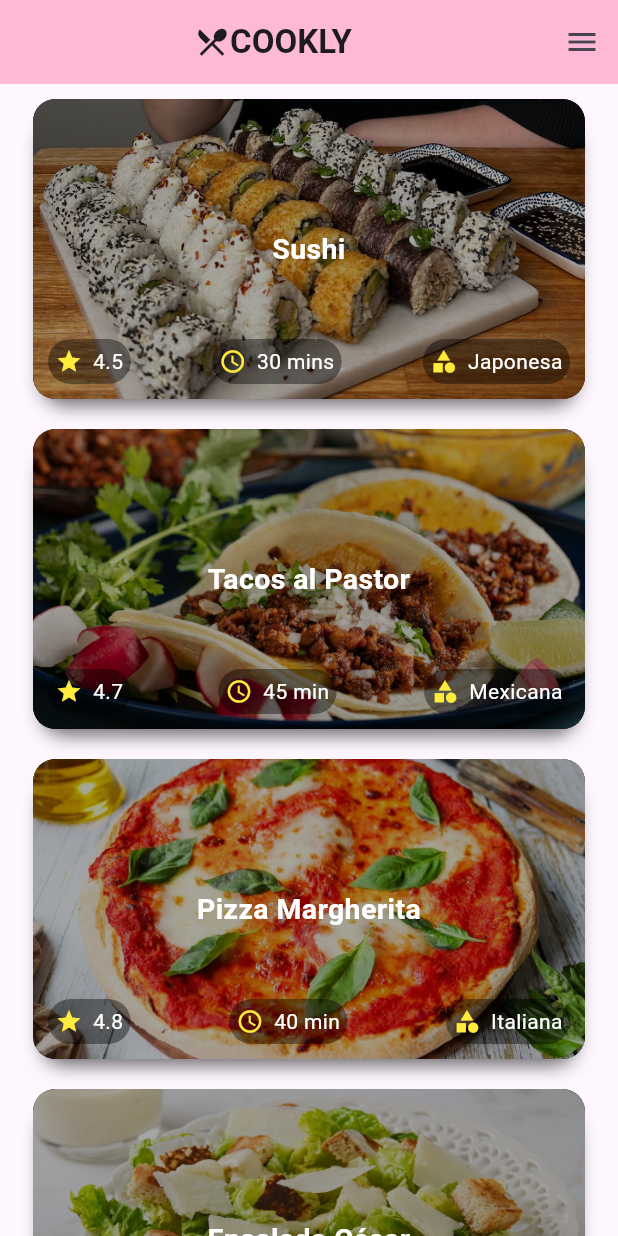
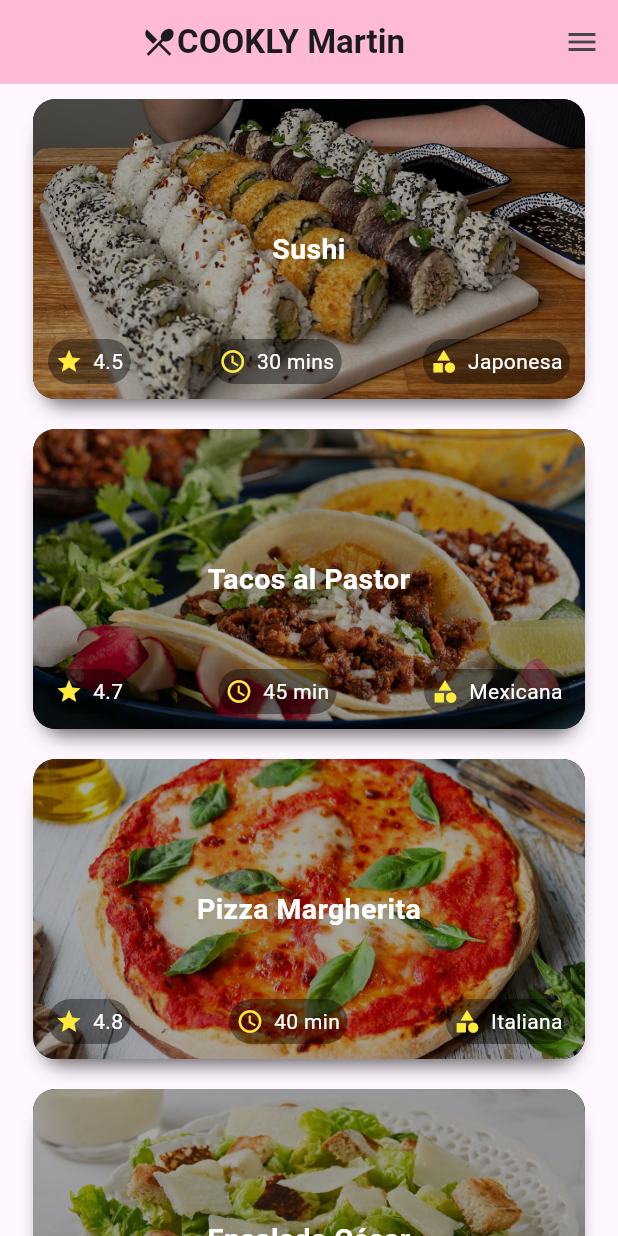
Before and after one commit to Carlit4/proyecto_DAM, a Flutter app: the screen it shows after launch, on a phone screen of 412 x 824 dp. Run offline on Flutter 3.47's test engine with Material 3 defaults, Android fonts, the phone set to English and light mode, and no system bars; our stand-ins replace material_design_icons_flutter.

```diff
--- a/lib/Pages/home_page.dart
+++ b/lib/Pages/home_page.dart
@@ -13,14 +13,12 @@ class HomePage extends StatefulWidget {
 }
 
 class _HomePageState extends State<HomePage> {
-
   List paginas = [RecetasPage(), CategoriasPage()];
   int paginaSeleccionada = 0;
 
   @override
   Widget build(BuildContext context) {
     return Scaffold(
-
       //APPBAR
       appBar: AppBar(
         backgroundColor: Color(0xFFFEB9D6),
@@ -28,7 +26,8 @@ class _HomePageState extends State<HomePage> {
           mainAxisAlignment: MainAxisAlignment.center,
           children: [
             Icon(Icons.restaurant_menu),
-            Text('COOKLY', style: TextStyle(fontWeight: FontWeight.bold)),
+            Text('COOKLY Martin',
+                style: TextStyle(fontWeight: FontWeight.bold)),
           ],
         ),
       ),
```
Also changed, not shown: pubspec.lock.
